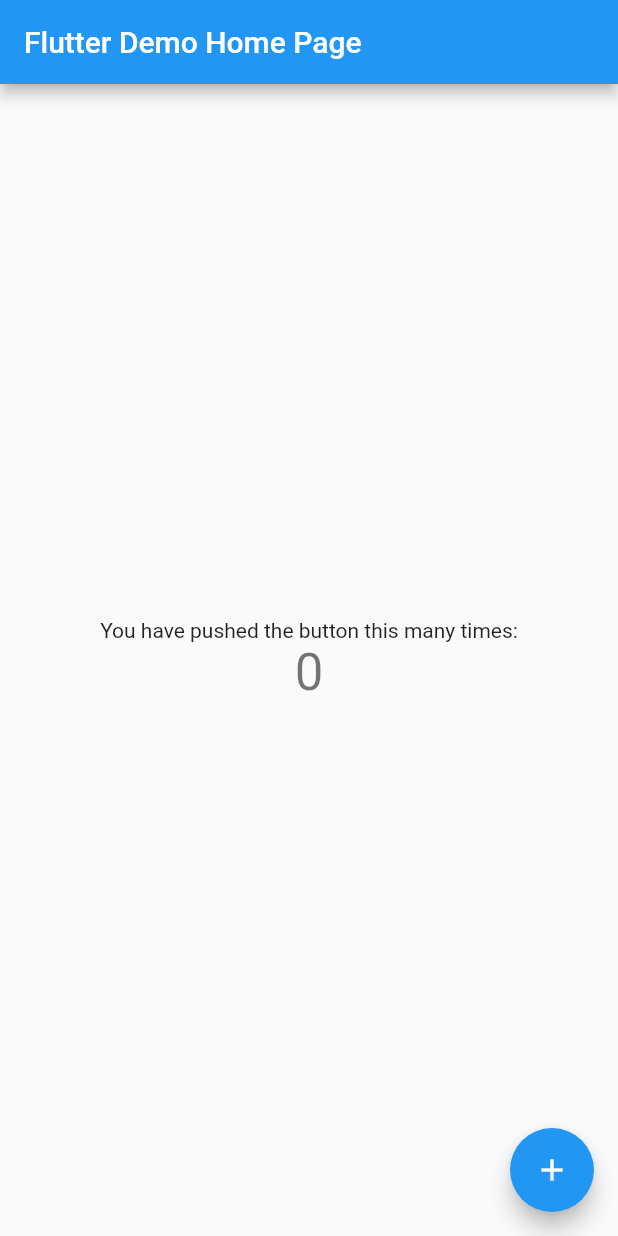
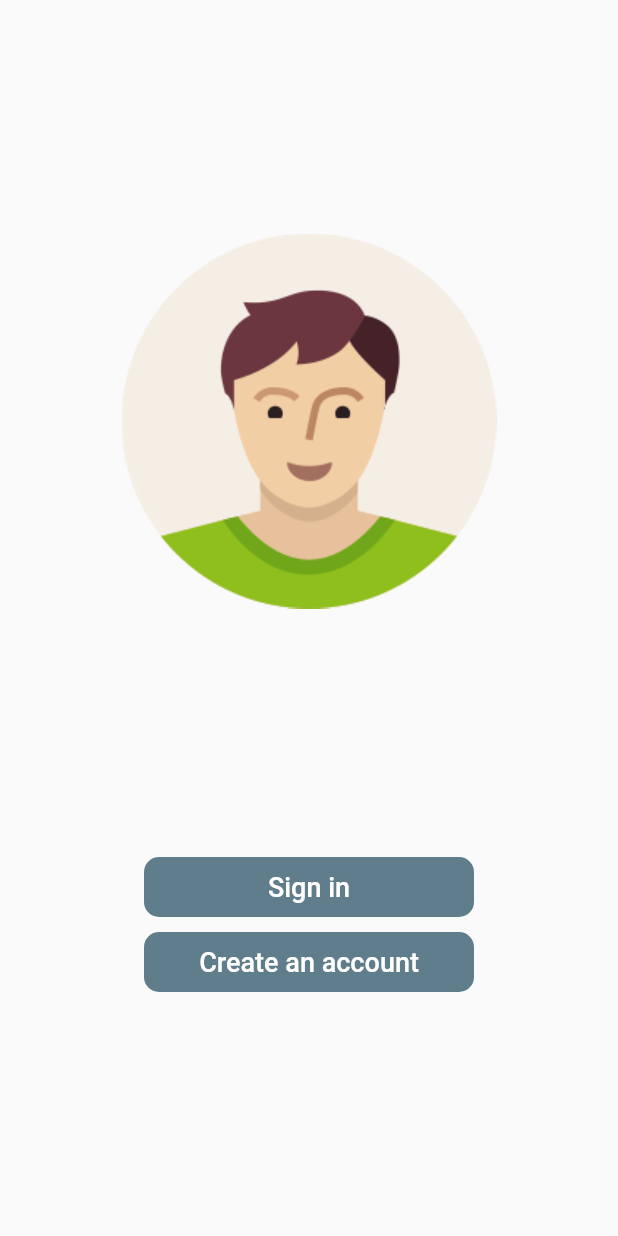
Before and after one commit to duzer2018/flutter_client, a Flutter app: the screen it shows after launch, on a phone screen of 412 x 824 dp. Run offline on Flutter 3.47's test engine with Material 2 defaults, Android fonts, the phone set to English and light mode, and no system bars.

Commit message:
added auth view

```diff
--- /dev/null
+++ b/lib/core/ui/auth/auth_view.dart
@@ -0,0 +1,209 @@
+import 'package:flutter/material.dart';
+
+class LoginPage extends StatefulWidget {
+  LoginPage({Key key, this.onSignIn}) : super(key: key);
+
+  final VoidCallback onSignIn;
+
+  @override
+  _LoginPageState createState() => new _LoginPageState();
+}
+
+enum FormType {
+  login,
+  register,
+}
+
+class _LoginPageState extends State<LoginPage> {
+  final _formKey = GlobalKey<FormState>();
+  String _email, _password;
+  double _width = 0;
+  double _height = 0;
+  double _signInWidth = 220;
+  double _signInHeight = 40;
+  double _registerWidth = 220;
+  double _registerHeight = 40;
+  double _logoWidth = 250;
+  double _logoHeight = 250;
+  bool loginButton = true;
+  Border border = null;
+
+  @override
+  Widget build(BuildContext context) {
+    return new Scaffold(
+        body: Container(
+            child: Center(
+                child: Column(
+                    mainAxisAlignment: MainAxisAlignment.spaceEvenly,
+                    children: <Widget>[
+                      SafeArea(
+                          child: AnimatedContainer(
+                              duration: Duration(seconds: 1),
+                              curve: Curves.decelerate,
+                              width: _logoWidth,
+                              height: _logoHeight,
+                              child: Image.asset("assets/avatar.png"))),
+                      Column(
+                        children: <Widget>[
+                          Container(
+                            child: loginAndRegistration(),
+                          ),
+                          SizedBox(height: 10),
+                          AnimatedContainer(
+                            duration: Duration(milliseconds: 600),
+                            curve: Curves.decelerate,
+                            decoration: BoxDecoration(
+                                borderRadius: BorderRadius.all(
+                                    Radius.circular(10)),
+                                color: Colors.blueGrey),
+                            width: _signInWidth,
+                            height: _signInHeight,
+                            child: MaterialButton(
+                              textColor: Colors.white,
+                              child: Text(
+                                "Sign in",
+                                style:
+                                TextStyle(fontSize: 18.0,
+                                    fontWeight: FontWeight.w500),
+                              ),
+                              onPressed: () {
+                                setState(() {
+                                  border = Border.all(
+                                      width: 2,
+                                      style: BorderStyle.solid,
+                                      color: Colors.blueGrey);
+                                  _width = 300;
+                                  _height = 200;
+                                  _signInWidth = 0;
+                                  _signInHeight = 0;
+                                  _logoWidth = 200;
+                                  _logoHeight = 200;
+                                  loginButton = true;
+                                  if (_registerWidth == 0 &&
+                                      _registerHeight == 0) {
+                                    _registerWidth = 220;
+                                    _registerHeight = 40;
+                                  }
+                                });
+                              },
+                            ),
+                          ),
+                          SizedBox(height: 10),
+                          AnimatedContainer(
+                            duration: Duration(milliseconds: 600),
+                            curve: Curves.decelerate,
+                            decoration: BoxDecoration(
+                                borderRadius: BorderRadius.all(
+                                    Radius.circular(10)),
+                                color: Colors.blueGrey),
+                            width: _registerWidth,
+                            height: _registerHeight,
+                            child: MaterialButton(
+                              textColor: Colors.white,
+                              child: Text(
+                                "Create an account",
+                                style:
+                                TextStyle(fontSize: 18.0,
+                                    fontWeight: FontWeight.w500),
+                              ),
+                              onPressed: () {
+                                setState(() {
+                                  border = Border.all(
+                                      width: 2,
+                                      style: BorderStyle.solid,
+                                      color: Colors.blueGrey);
+                                  loginButton = false;
+                                  _width = 300;
+                                  _height = 200;
+                                  _logoWidth = 200;
+                                  _logoHeight = 200;
+                                  _registerWidth = 0;
+                                  _registerHeight = 0;
+                                  _signInWidth = 220;
+                                  _signInHeight = 40;
+                                });
+                              },
+                            ),
+                          ),
+                          SizedBox(height: 7),
+//                          GoogleSignInButton(
+//                              borderRadius: 10,
+//                              darkMode: true,
+//                              onPressed: () =>
+//                                  authService.googleSignIn().whenComplete(() {
+//                                    if (authService.users.email != null) {
+//                                      Navigator.of(context)
+//                                          .push(
+//                                          MaterialPageRoute(builder: (context) {
+//                                            return FireMap();
+//                                          }));
+//                                    }
+//                                  })),
+                        ],
+                      ),
+                    ]))));
+  }
+
+  loginAndRegistration() {
+    return AnimatedContainer(
+        padding: EdgeInsets.fromLTRB(10, 0, 10, 0),
+        decoration: BoxDecoration(color: Colors.grey[200], border: border),
+        duration: Duration(seconds: 1),
+        curve: Curves.fastOutSlowIn,
+        width: _width,
+        height: _height,
+        child: Form(
+            key: _formKey,
+            child: Column(children: <Widget>[
+              TextFormField(
+                decoration: InputDecoration(labelText: 'Email'),
+                validator: (value) {
+                  if (value.isEmpty) return "Please type an Email";
+                },
+                onSaved: (value) => _email = value,
+              ),
+              SizedBox(
+                height: 10,
+              ),
+              TextFormField(
+                decoration: InputDecoration(labelText: 'Password'),
+                validator: (value) {
+                  if (value.length < 6)
+                    return "Your password needs to be atleast 6 characters";
+                },
+                onSaved: (value) => _password = value,
+              ),
+              SizedBox(height: 10),
+              loginButton == true
+                  ? Container(
+                  width: 120,
+                  height: 40,
+                  decoration: BoxDecoration(
+                      color: Colors.blueGrey,
+                      borderRadius: BorderRadius.all(Radius.circular(10))),
+                  child: MaterialButton(
+                    textColor: Colors.white,
+                    child: Text("Login"),
+                    onPressed: () {},
+                  ))
+                  : Container(
+                  width: 120,
+                  height: 40,
+                  decoration: BoxDecoration(
+                      color: Colors.blueGrey,
+                      borderRadius: BorderRadius.all(Radius.circular(10))),
+                  child: MaterialButton(
+                    textColor: Colors.white,
+                    child: Text("Registration"),
+                    onPressed: () {},
+                  ))
+            ])));
+  }
+
+  login() {
+    final formState = _formKey.currentState;
+    if (formState.validate()) {
+
+    }
+  }
+}
--- a/lib/main.dart
+++ b/lib/main.dart
@@ -1,111 +1,16 @@
+import 'package:cdcalctest/core/ui/auth/auth_view.dart';
 import 'package:flutter/material.dart';
 
 void main() => runApp(MyApp());
 
 class MyApp extends StatelessWidget {
-  // This widget is the root of your application.
   @override
   Widget build(BuildContext context) {
     return MaterialApp(
-      title: 'Flutter Demo',
-      theme: ThemeData(
-        // This is the theme of your application.
-        //
-        // Try running your application with "flutter run". You'll see the
-        // application has a blue toolbar. Then, without quitting the app, try
-        // changing the primarySwatch below to Colors.green and then invoke
-        // "hot reload" (press "r" in the console where you ran "flutter run",
-        // or simply save your changes to "hot reload" in a Flutter IDE).
-        // Notice that the counter didn't reset back to zero; the application
-        // is not restarted.
-        primarySwatch: Colors.blue,
+      debugShowCheckedModeBanner: true,
+      home: Scaffold(
+        body: LoginPage(),
       ),
-      home: MyHomePage(title: 'Flutter Demo Home Page'),
     );
   }
 }
-
-class MyHomePage extends StatefulWidget {
-  MyHomePage({Key key, this.title}) : super(key: key);
-
-  // This widget is the home page of your application. It is stateful, meaning
-  // that it has a State object (defined below) that contains fields that affect
-  // how it looks.
-
-  // This class is the configuration for the state. It holds the values (in this
-  // case the title) provided by the parent (in this case the App widget) and
-  // used by the build method of the State. Fields in a Widget subclass are
-  // always marked "final".
-
-  final String title;
-
-  @override
-  _MyHomePageState createState() => _MyHomePageState();
-}
-
-class _MyHomePageState extends State<MyHomePage> {
-  int _counter = 0;
-
-  void _incrementCounter() {
-    setState(() {
-      // This call to setState tells the Flutter framework that something has
-      // changed in this State, which causes it to rerun the build method below
-      // so that the display can reflect the updated values. If we changed
-      // _counter without calling setState(), then the build method would not be
-      // called again, and so nothing would appear to happen.
-      _counter++;
-    });
-  }
-
-  @override
-  Widget build(BuildContext context) {
-    // This method is rerun every time setState is called, for instance as done
-    // by the _incrementCounter method above.
-    //
-    // The Flutter framework has been optimized to make rerunning build methods
-    // fast, so that you can just rebuild anything that needs updating rather
-    // than having to individually change instances of widgets.
-    return Scaffold(
-      appBar: AppBar(
-        // Here we take the value from the MyHomePage object that was created by
-        // the App.build method, and use it to set our appbar title.
-        title: Text(widget.title),
-      ),
-      body: Center(
-        // Center is a layout widget. It takes a single child and positions it
-        // in the middle of the parent.
-        child: Column(
-          // Column is also layout widget. It takes a list of children and
-          // arranges them vertically. By default, it sizes itself to fit its
-          // children horizontally, and tries to be as tall as its parent.
-          //
-          // Invoke "debug painting" (press "p" in the console, choose the
-          // "Toggle Debug Paint" action from the Flutter Inspector in Android
-          // Studio, or the "Toggle Debug Paint" command in Visual Studio Code)
-          // to see the wireframe for each widget.
-          //
-          // Column has various properties to control how it sizes itself and
-          // how it positions its children. Here we use mainAxisAlignment to
-          // center the children vertically; the main axis here is the vertical
-          // axis because Columns are vertical (the cross axis would be
-          // horizontal).
-          mainAxisAlignment: MainAxisAlignment.center,
-          children: <Widget>[
-            Text(
-              'You have pushed the button this many times:',
-            ),
-            Text(
-              '$_counter',
-              style: Theme.of(context).textTheme.display1,
-            ),
-          ],
-        ),
-      ),
-      floatingActionButton: FloatingActionButton(
-        onPressed: _incrementCounter,
-        tooltip: 'Increment',
-        child: Icon(Icons.add),
-      ), // This trailing comma makes auto-formatting nicer for build methods.
-    );
-  }
-}
```
Also changed, not shown: lib/core/resources/network_manager.dart (+27 -0 lines), pubspec.yaml (+8 -4 lines), assets/avatar.png (added), pubspec.lock.
